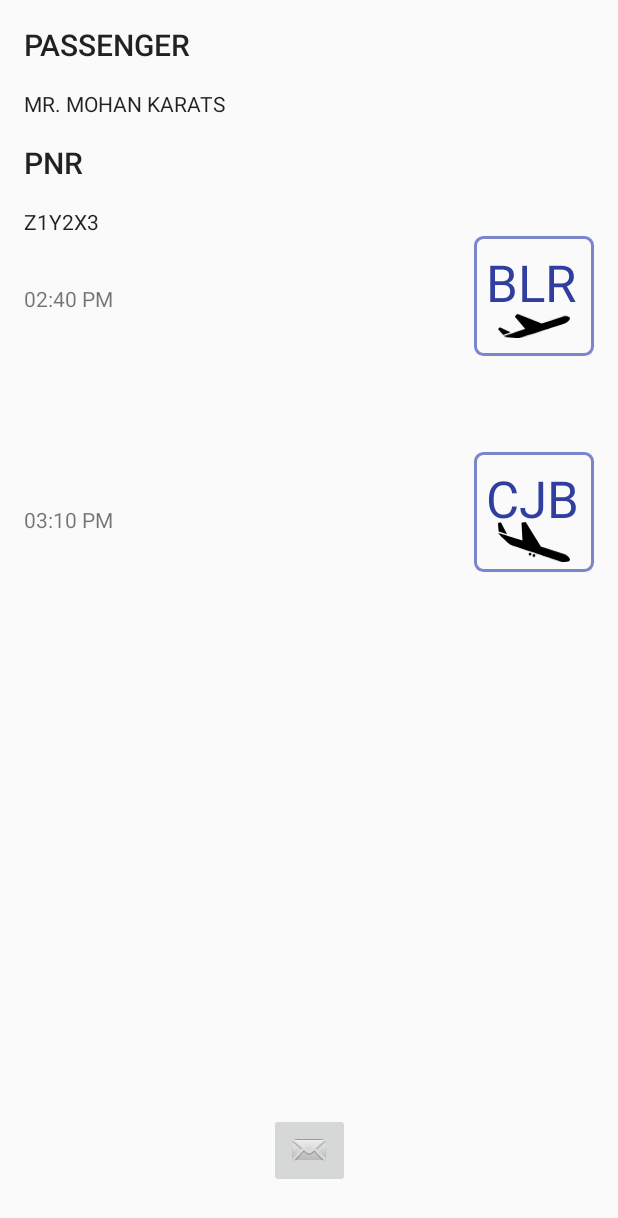
After one commit to kmmraj/KotlinCleanCode4Android, an Android app: the layout fragment_past_trip.xml on its own in the app's theme, with its tools: preview values and no code run, on a phone screen of 412 x 824 dp. The commit adds this screen. Shown: the top 1218 px of the screen. Run offline under Robolectric (Android 15) with nearby library versions, the phone set to English and light mode, and no system bars.

Commit message:
Making pasttrip fragment works

```diff
--- a/app/src/main/AndroidManifest.xml
+++ b/app/src/main/AndroidManifest.xml
@@ -23,12 +23,9 @@
                 <category android:name="android.intent.category.LAUNCHER" />
             </intent-filter>
         </activity>
-        <!-- <activity android:name=".detailScreen.FlightDetailActivity"/> -->
-        <!-- <activity android:name=".pastTripScreen.PastTripActivity"/> -->
 
         <activity android:name=".boardingScreen.BoardingActivity" />
-        <activity android:name=".detailScreen.FlightDetailActivity" />
-        <activity android:name=".pastTripScreen.PastTripActivity"></activity>
+
     </application>
 
 </manifest>
--- a/app/src/main/java/com/example/kotlincleancode4android/homescreen/HomeRouter.kt
+++ b/app/src/main/java/com/example/kotlincleancode4android/homescreen/HomeRouter.kt
@@ -6,6 +6,7 @@ import android.support.v4.app.Fragment
 import android.view.View
 import android.widget.AdapterView
 import com.example.kotlincleancode4android.CalendarUtil
+import com.example.kotlincleancode4android.pastTripScreen.PastTripFragment
 import java.lang.ref.WeakReference
 import java.util.Calendar
 
@@ -34,8 +35,8 @@ class HomeRouter : HomeRouterInput, AdapterView.OnItemClickListener {
            // Intent(activity!!.get(), BoardingActivity::class.java)
             HomeFragment()
         } else {
-//            Intent(activity!!.get(), PastTripActivity::class.java)
-            HomeFragment()
+//            Intent(activity!!.get(), PastTripFragment::class.java)
+            PastTripFragment()
         }
     }
 
--- a/app/src/main/java/com/example/kotlincleancode4android/pastTripScreen/PastTripActivity.kt
+++ b/app/src/main/java/com/example/kotlincleancode4android/pastTripScreen/PastTripFragment.kt
@@ -1,14 +1,16 @@
 package com.example.kotlincleancode4android.pastTripScreen
 
-import android.support.v7.app.AppCompatActivity
 import android.os.Bundle
+import android.support.v4.app.Fragment
 import android.util.Log
+import android.view.LayoutInflater
+import android.view.View
+import android.view.ViewGroup
 import android.widget.TextView
 import com.example.kotlincleancode4android.FlightModel
 import com.example.kotlincleancode4android.R
 
-class PastTripActivity : AppCompatActivity() {
-
+class PastTripFragment : Fragment() {
 
     private var flightModel: FlightModel? = null
 
@@ -19,23 +21,23 @@ class PastTripActivity : AppCompatActivity() {
     private var departureTime: TextView? = null
     private var arrivalTime: TextView? = null
 
-    override fun onCreate(savedInstanceState: Bundle?) {
-        super.onCreate(savedInstanceState)
-        setContentView(R.layout.activity_past_trip)
-        supportActionBar?.hide()
-        flightModel = intent.getParcelableExtra("flight")
-        bindViews()
+    override fun onCreateView(inflater: LayoutInflater, container: ViewGroup?,
+                              savedInstanceState: Bundle?): View? {
+        // Inflate the layout for this fragment
+        val view = inflater.inflate(R.layout.fragment_past_trip, container, false)
+        flightModel = this.arguments?.getParcelable("flight")
+        bindViews(view)
         displayTripData(flightModel)
+        return view
     }
 
-    private fun bindViews() {
-        passengerName = findViewById(R.id.tv_passengerName)
-        departureCity = findViewById(R.id.tv_departureAirport)
-        arrivalCity = findViewById(R.id.tv_arrivalAirport)
-        boardingTime = findViewById(R.id.tv_boardingTime)
-        departureTime = findViewById(R.id.tv_departureTime)
-        arrivalTime = findViewById(R.id.tv_arrivalTime)
-        // mDepartureDate = (TextView) findViewById(R.id.tv_departureDate);
+    private fun bindViews(view: View) {
+        passengerName = view.findViewById(R.id.tv_passengerName)
+        departureCity = view.findViewById(R.id.tv_departureAirport)
+        arrivalCity = view.findViewById(R.id.tv_arrivalAirport)
+        boardingTime = view.findViewById(R.id.tv_boardingTime)
+        departureTime = view.findViewById(R.id.tv_departureTime)
+        arrivalTime = view.findViewById(R.id.tv_arrivalTime)
     }
 
     private fun displayTripData(fightModel: FlightModel?) {
@@ -50,6 +52,6 @@ class PastTripActivity : AppCompatActivity() {
     }
 
     companion object {
-        const val TAG = "PastTripActivity"
+        const val TAG = "PastTripFragment"
     }
 }
--- /dev/null
+++ b/app/src/main/res/layout/fragment_past_trip.xml
@@ -0,0 +1,169 @@
+<?xml version="1.0" encoding="utf-8"?>
+<android.support.constraint.ConstraintLayout xmlns:android="http://schemas.android.com/apk/res/android"
+    android:layout_width="match_parent"
+    android:layout_height="match_parent"
+    xmlns:app="http://schemas.android.com/apk/res-auto"
+    xmlns:tools="http://schemas.android.com/tools">
+
+    <TextView
+        android:id="@+id/tv_passengerLabel"
+        android:layout_width="wrap_content"
+        android:layout_height="wrap_content"
+        android:layout_marginLeft="16dp"
+        android:layout_marginTop="16dp"
+        android:text="@string/passenger_label"
+        app:layout_constraintLeft_toLeftOf="parent"
+        app:layout_constraintTop_toTopOf="parent"
+        android:textAppearance="@style/TextAppearance.AppCompat.Title"
+        android:hint="@string/passenger_label"
+        android:layout_marginStart="16dp" />
+
+    <TextView
+        android:id="@+id/tv_passengerName"
+        android:layout_width="wrap_content"
+        android:layout_height="wrap_content"
+        android:text="@string/passenger_name"
+        android:layout_marginLeft="0dp"
+        app:layout_constraintLeft_toLeftOf="@+id/tv_passengerLabel"
+        android:layout_marginTop="16dp"
+        app:layout_constraintTop_toBottomOf="@+id/tv_passengerLabel"
+        android:textAppearance="@style/TextAppearance.AppCompat"
+        android:layout_marginStart="0dp" />
+
+    <TextView
+        android:id="@+id/tv_pnrLabel"
+        android:layout_width="wrap_content"
+        android:layout_height="wrap_content"
+        android:text="@string/pnr_label"
+        android:layout_marginTop="16dp"
+        app:layout_constraintTop_toBottomOf="@id/tv_passengerName"
+        android:layout_marginLeft="0dp"
+        app:layout_constraintLeft_toLeftOf="@id/tv_passengerName"
+        android:textAppearance="@style/TextAppearance.AppCompat.Title"
+        android:layout_marginStart="0dp" />
+
+    <TextView
+        android:id="@+id/tv_pnrValue"
+        android:layout_width="wrap_content"
+        android:layout_height="wrap_content"
+        android:layout_marginLeft="0dp"
+        tools:text="@string/pnr_value"
+        app:layout_constraintLeft_toLeftOf="@id/tv_pnrLabel"
+        android:layout_marginTop="16dp"
+        app:layout_constraintTop_toBottomOf="@id/tv_pnrLabel"
+        android:textAppearance="@style/TextAppearance.AppCompat"
+        android:layout_marginStart="0dp" />
+
+    <TextView
+        android:id="@+id/tv_departureTime"
+        android:layout_width="wrap_content"
+        android:layout_height="wrap_content"
+        android:layout_marginLeft="0dp"
+        tools:text="@string/departure_time"
+        app:layout_constraintLeft_toLeftOf="@id/tv_pnrValue"
+        android:layout_marginTop="32dp"
+        app:layout_constraintTop_toBottomOf="@id/tv_pnrValue"
+        android:layout_marginStart="0dp" />
+
+    <TextView
+        android:id="@+id/tv_arrivalTime"
+        android:layout_width="wrap_content"
+        android:layout_height="wrap_content"
+        android:layout_marginLeft="0dp"
+        tools:text="@string/arrival_time"
+        app:layout_constraintLeft_toLeftOf="@id/tv_departureTime"
+        android:layout_marginTop="128dp"
+        app:layout_constraintTop_toBottomOf="@id/tv_departureTime"
+        android:layout_marginStart="0dp" />
+
+    <ImageView
+        android:id="@+id/iv_departureCity"
+        android:layout_width="80dp"
+        android:layout_height="80dp"
+        app:srcCompat="@drawable/shape_rectangle_stroke"
+        app:layout_constraintLeft_toRightOf="@id/tv_departureTime"
+        android:contentDescription="@string/image_departure_city"
+        android:layout_marginRight="16dp"
+        app:layout_constraintRight_toRightOf="parent"
+        app:layout_constraintHorizontal_bias="1.0"
+        android:layout_marginTop="0dp"
+        app:layout_constraintTop_toBottomOf="@id/tv_pnrValue"
+        android:layout_marginEnd="16dp" />
+
+    <ImageView
+        android:id="@+id/iv_arrivalCity"
+        android:layout_width="80dp"
+        android:layout_height="80dp"
+        android:layout_marginRight="16dp"
+        app:layout_constraintRight_toRightOf="parent"
+        app:srcCompat="@drawable/shape_rectangle_stroke"
+        android:contentDescription="@string/image_arrival_city"
+        app:layout_constraintLeft_toRightOf="@id/tv_arrivalTime"
+        app:layout_constraintHorizontal_bias="1.0"
+        android:layout_marginTop="64dp"
+        app:layout_constraintTop_toBottomOf="@id/iv_departureCity"
+        android:layout_marginEnd="16dp" />
+
+    <TextView
+        android:id="@+id/tv_departureAirport"
+        android:layout_width="wrap_content"
+        android:layout_height="wrap_content"
+        android:text="@string/origin_code"
+        app:layout_constraintTop_toTopOf="@id/iv_departureCity"
+        android:layout_marginTop="8dp"
+        android:layout_marginLeft="8dp"
+        app:layout_constraintLeft_toLeftOf="@id/iv_departureCity"
+        android:textAppearance="@style/TextAppearance.AppCompat.Display1"
+        android:textColor="@color/colorPrimaryDark"
+        android:layout_marginStart="8dp" />
+
+    <TextView
+        android:id="@+id/tv_arrivalAirport"
+        android:layout_width="wrap_content"
+        android:layout_height="wrap_content"
+        android:text="@string/destination_code"
+        app:layout_constraintTop_toTopOf="@id/iv_arrivalCity"
+        android:layout_marginTop="8dp"
+        android:layout_marginLeft="8dp"
+        app:layout_constraintLeft_toLeftOf="@id/iv_arrivalCity"
+        android:textAppearance="@style/TextAppearance.AppCompat.Display1"
+        android:textColor="@color/colorPrimaryDark"
+        android:layout_marginStart="8dp" />
+
+    <ImageButton
+        android:id="@+id/imageButton"
+        android:layout_width="wrap_content"
+        android:layout_height="wrap_content"
+        app:srcCompat="@android:drawable/sym_action_email"
+        app:layout_constraintLeft_toLeftOf="parent"
+        app:layout_constraintRight_toRightOf="parent"
+        app:layout_constraintBottom_toBottomOf="parent"
+        android:layout_marginBottom="32dp"
+        android:contentDescription="@string/image_email_button"
+        />
+
+    <ImageView
+        android:id="@+id/iv_planeTakeoff"
+        android:layout_width="48dp"
+        android:layout_height="40dp"
+        app:srcCompat="@drawable/ic_plan_takeoff"
+        android:layout_marginRight="16dp"
+        app:layout_constraintRight_toRightOf="@id/iv_departureCity"
+        app:layout_constraintTop_toTopOf="@id/tv_departureAirport"
+        android:layout_marginTop="32dp"
+        android:layout_marginEnd="16dp"
+        android:contentDescription="@string/image_take_off"/>
+
+    <ImageView
+        android:id="@+id/iv_planeLanding"
+        android:layout_width="48dp"
+        android:layout_height="40dp"
+        app:srcCompat="@drawable/ic_plan_landing"
+        android:layout_marginRight="16dp"
+        app:layout_constraintRight_toRightOf="@id/iv_arrivalCity"
+        app:layout_constraintTop_toTopOf="@id/tv_arrivalAirport"
+        android:layout_marginTop="32dp"
+        android:layout_marginEnd="16dp"
+        android:contentDescription="@string/image_plane_landing"/>
+
+</android.support.constraint.ConstraintLayout>
```
Also changed, not shown: 1 other file.
